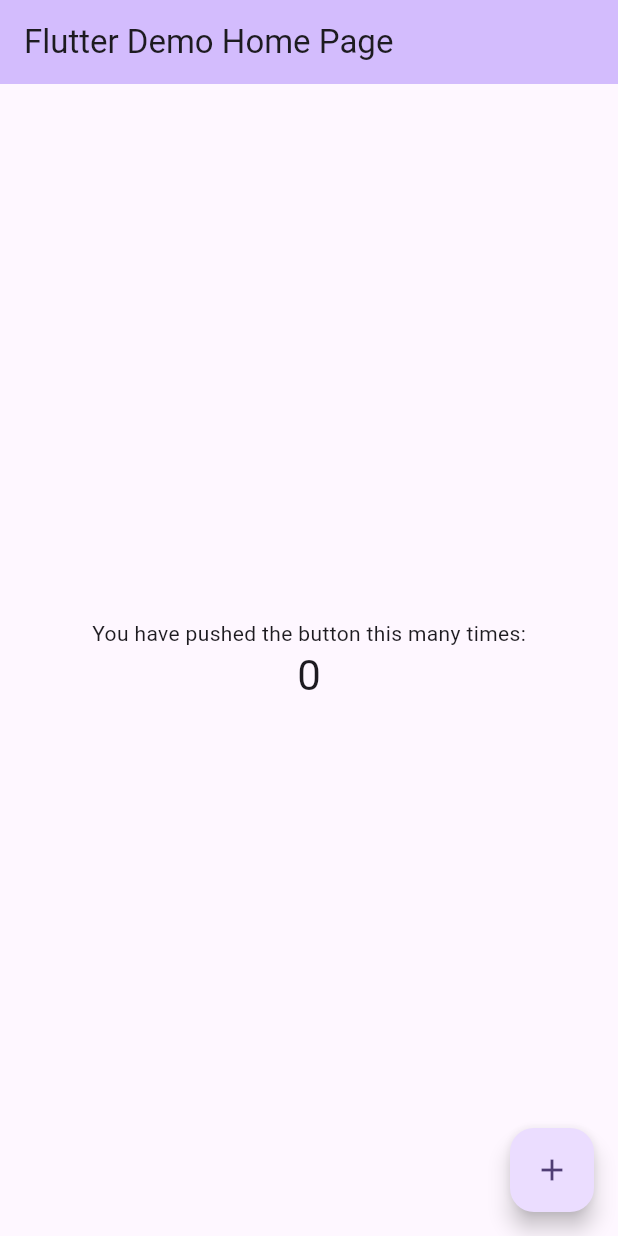
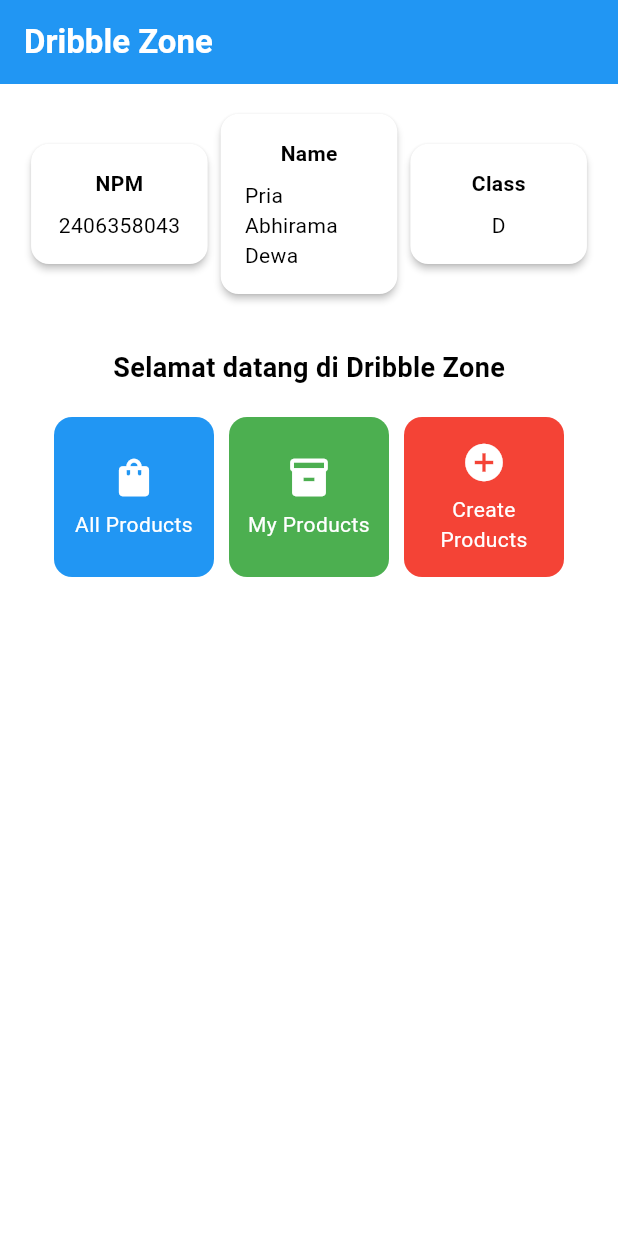
Before and after one commit to abhiramadw/dribble-zone-mobile, a Flutter app: the screen it shows after launch, on a phone screen of 412 x 824 dp. Run offline on Flutter 3.47's test engine with Material 3 defaults, Android fonts, the phone set to English and light mode, and no system bars.

Commit message:
Tugas 7 DONE

```diff
--- a/lib/main.dart
+++ b/lib/main.dart
@@ -1,4 +1,5 @@
 import 'package:flutter/material.dart';
+import 'package:dribble_zone/menu.dart';
 
 void main() {
   runApp(const MyApp());
@@ -7,116 +8,15 @@
 class MyApp extends StatelessWidget {
   const MyApp({super.key});
 
-  // This widget is the root of your application.
   @override
   Widget build(BuildContext context) {
     return MaterialApp(
       title: 'Flutter Demo',
       theme: ThemeData(
-        // This is the theme of your application.
-        //
-        // TRY THIS: Try running your application with "flutter run". You'll see
-        // the application has a purple toolbar. Then, without quitting the app,
-        // try changing the seedColor in the colorScheme below to Colors.green
-        // and then invoke "hot reload" (save your changes or press the "hot
-        // reload" button in a Flutter-supported IDE, or press "r" if you used
-        // the command line to start the app).
-        //
-        // Notice that the counter didn't reset back to zero; the application
-        // state is not lost during the reload. To reset the state, use hot
-        // restart instead.
-        //
-        // This works for code too, not just values: Most code changes can be
-        // tested with just a hot reload.
-        colorScheme: ColorScheme.fromSeed(seedColor: Colors.deepPurple),
+        colorScheme: ColorScheme.fromSwatch(primarySwatch: Colors.blue)
+ .copyWith(secondary: Colors.blueAccent[400]),
       ),
-      home: const MyHomePage(title: 'Flutter Demo Home Page'),
+      home: MyHomePage(),
     );
   }
 }
-
-class MyHomePage extends StatefulWidget {
-  const MyHomePage({super.key, required this.title});
-
-  // This widget is the home page of your application. It is stateful, meaning
-  // that it has a State object (defined below) that contains fields that affect
-  // how it looks.
-
-  // This class is the configuration for the state. It holds the values (in this
-  // case the title) provided by the parent (in this case the App widget) and
-  // used by the build method of the State. Fields in a Widget subclass are
-  // always marked "final".
-
-  final String title;
-
-  @override
-  State<MyHomePage> createState() => _MyHomePageState();
-}
-
-class _MyHomePageState extends State<MyHomePage> {
-  int _counter = 0;
-
-  void _incrementCounter() {
-    setState(() {
-      // This call to setState tells the Flutter framework that something has
-      // changed in this State, which causes it to rerun the build method below
-      // so that the display can reflect the updated values. If we changed
-      // _counter without calling setState(), then the build method would not be
-      // called again, and so nothing would appear to happen.
-      _counter++;
-    });
-  }
-
-  @override
-  Widget build(BuildContext context) {
-    // This method is rerun every time setState is called, for instance as done
-    // by the _incrementCounter method above.
-    //
-    // The Flutter framework has been optimized to make rerunning build methods
-    // fast, so that you can just rebuild anything that needs updating rather
-    // than having to individually change instances of widgets.
-    return Scaffold(
-      appBar: AppBar(
-        // TRY THIS: Try changing the color here to a specific color (to
-        // Colors.amber, perhaps?) and trigger a hot reload to see the AppBar
-        // change color while the other colors stay the same.
-        backgroundColor: Theme.of(context).colorScheme.inversePrimary,
-        // Here we take the value from the MyHomePage object that was created by
-        // the App.build method, and use it to set our appbar title.
-        title: Text(widget.title),
-      ),
-      body: Center(
-        // Center is a layout widget. It takes a single child and positions it
-        // in the middle of the parent.
-        child: Column(
-          // Column is also a layout widget. It takes a list of children and
-          // arranges them vertically. By default, it sizes itself to fit its
-          // children horizontally, and tries to be as tall as its parent.
-          //
-          // Column has various properties to control how it sizes itself and
-          // how it positions its children. Here we use mainAxisAlignment to
-          // center the children vertically; the main axis here is the vertical
-          // axis because Columns are vertical (the cross axis would be
-          // horizontal).
-          //
-          // TRY THIS: Invoke "debug painting" (choose the "Toggle Debug Paint"
-          // action in the IDE, or press "p" in the console), to see the
-          // wireframe for each widget.
-          mainAxisAlignment: MainAxisAlignment.center,
-          children: <Widget>[
-            const Text('You have pushed the button this many times:'),
-            Text(
-              '$_counter',
-              style: Theme.of(context).textTheme.headlineMedium,
-            ),
-          ],
-        ),
-      ),
-      floatingActionButton: FloatingActionButton(
-        onPressed: _incrementCounter,
-        tooltip: 'Increment',
-        child: const Icon(Icons.add),
-      ), // This trailing comma makes auto-formatting nicer for build methods.
-    );
-  }
-}
--- /dev/null
+++ b/lib/menu.dart
@@ -0,0 +1,188 @@
+import 'package:flutter/material.dart';
+
+class MyHomePage extends StatelessWidget {
+    MyHomePage({super.key});
+
+    final String nama = "Pria Abhirama Dewa"; //nama
+    final String npm = "2406358043"; //npm
+    final String kelas = "D"; //kelas
+
+    final List<ItemHomepage> items = [
+    ItemHomepage("All Products", Icons.shopping_bag, Colors.blue),
+    ItemHomepage("My Products", Icons.inventory, Colors.green),
+    ItemHomepage("Create Products", Icons.add_circle, Colors.red),
+    ];
+
+    @override
+    Widget build(BuildContext context) {
+    // Scaffold menyediakan struktur dasar halaman dengan AppBar dan body.
+    return Scaffold(
+      // AppBar adalah bagian atas halaman yang menampilkan judul.
+      appBar: AppBar(
+        // Judul aplikasi "Dribble Zone" dengan teks putih dan tebal.
+        title: const Text(
+          'Dribble Zone',
+          style: TextStyle(
+            color: Colors.white,
+            fontWeight: FontWeight.bold,
+          ),
+        ),
+        // Warna latar belakang AppBar diambil dari skema warna tema aplikasi.
+        backgroundColor: Theme.of(context).colorScheme.primary,
+      ),
+      // Body halaman dengan padding di sekelilingnya.
+      body: Padding(
+        padding: const EdgeInsets.all(16.0),
+        // Menyusun widget secara vertikal dalam sebuah kolom.
+        child: Column(
+          crossAxisAlignment: CrossAxisAlignment.center,
+          children: [
+            // Row untuk menampilkan 3 InfoCard secara horizontal.
+            Row(
+              mainAxisAlignment: MainAxisAlignment.spaceEvenly,
+              children: [
+                InfoCard(title: 'NPM', content: npm),
+                InfoCard(title: 'Name', content: nama),
+                InfoCard(title: 'Class', content: kelas),
+              ],
+            ),
+
+            // Memberikan jarak vertikal 16 unit.
+            const SizedBox(height: 16.0),
+
+            // Menempatkan widget berikutnya di tengah halaman.
+            Center(
+              child: Column(
+                // Menyusun teks dan grid item secara vertikal.
+
+                children: [
+                  // Menampilkan teks sambutan dengan gaya tebal dan ukuran 18.
+                  const Padding(
+                    padding: EdgeInsets.only(top: 16.0),
+                    child: Text(
+                      'Selamat datang di Dribble Zone',
+                      style: TextStyle(
+                        fontWeight: FontWeight.bold,
+                        fontSize: 18.0,
+                      ),
+                    ),
+                  ),
+
+                  // Grid untuk menampilkan ItemCard dalam bentuk grid 3 kolom.
+                  GridView.count(
+                    primary: true,
+                    padding: const EdgeInsets.all(20),
+                    crossAxisSpacing: 10,
+                    mainAxisSpacing: 10,
+                    crossAxisCount: 3,
+                    // Agar grid menyesuaikan tinggi kontennya.
+                    shrinkWrap: true,
+
+                    // Menampilkan ItemCard untuk setiap item dalam list items.
+                    children: items.map((ItemHomepage item) {
+                      return ItemCard(item);
+                    }).toList(),
+                  ),
+                ],
+              ),
+            ),
+          ],
+        ),
+      ),
+    );
+  }
+}
+
+class InfoCard extends StatelessWidget {
+  // Kartu informasi yang menampilkan title dan content.
+
+  final String title;  // Judul kartu.
+  final String content;  // Isi kartu.
+
+  const InfoCard({super.key, required this.title, required this.content});
+
+  @override
+  Widget build(BuildContext context) {
+    return Card(
+      // Membuat kotak kartu dengan bayangan dibawahnya.
+      elevation: 2.0,
+      child: Container(
+        // Mengatur ukuran dan jarak di dalam kartu.
+        width: MediaQuery.of(context).size.width / 3.5, // menyesuaikan dengan lebar device yang digunakan.
+        padding: const EdgeInsets.all(16.0),
+        // Menyusun title dan content secara vertikal.
+        child: Column(
+          children: [
+            Text(
+              title,
+              style: const TextStyle(fontWeight: FontWeight.bold),
+            ),
+            const SizedBox(height: 8.0),
+            Text(content),
+          ],
+        ),
+      ),
+    );
+  }
+}
+
+class ItemHomepage {
+  final String name;
+  final IconData icon;
+  final Color color;
+
+  ItemHomepage(this.name, this.icon, this.color);
+}
+
+class ItemCard extends StatelessWidget {
+  // Menampilkan kartu dengan ikon dan nama.
+
+  final ItemHomepage item;
+
+  const ItemCard(this.item, {super.key});
+
+  @override
+  Widget build(BuildContext context) {
+    return Material(
+      // Menentukan warna latar belakang dari tema aplikasi.
+      color: item.color,
+      // Membuat sudut kartu melengkung.
+      borderRadius: BorderRadius.circular(12),
+
+      child: InkWell(
+        // Aksi ketika kartu ditekan.
+        onTap: () {
+          // Menampilkan pesan SnackBar saat kartu ditekan.
+          ScaffoldMessenger.of(context)
+            ..hideCurrentSnackBar()
+            ..showSnackBar(
+              SnackBar(content: Text("Kamu telah menekan tombol ${item.name}!"))
+            );
+        },
+        // Container untuk menyimpan Icon dan Text
+        child: Container(
+          padding: const EdgeInsets.all(8),
+          child: Center(
+            child: Column(
+              // Menyusun ikon dan teks di tengah kartu.
+              mainAxisAlignment: MainAxisAlignment.center,
+              children: [
+                Icon(
+                  item.icon,
+                  color: Colors.white,
+                  size: 30.0,
+                ),
+                const Padding(padding: EdgeInsets.all(3)),
+                Text(
+                  item.name,
+                  textAlign: TextAlign.center,
+                  style: const TextStyle(color: Colors.white),
+                ),
+              ],
+            ),
+          ),
+        ),
+      ),
+    );
+  }
+}
```
Also changed, not shown: 1 other file.
